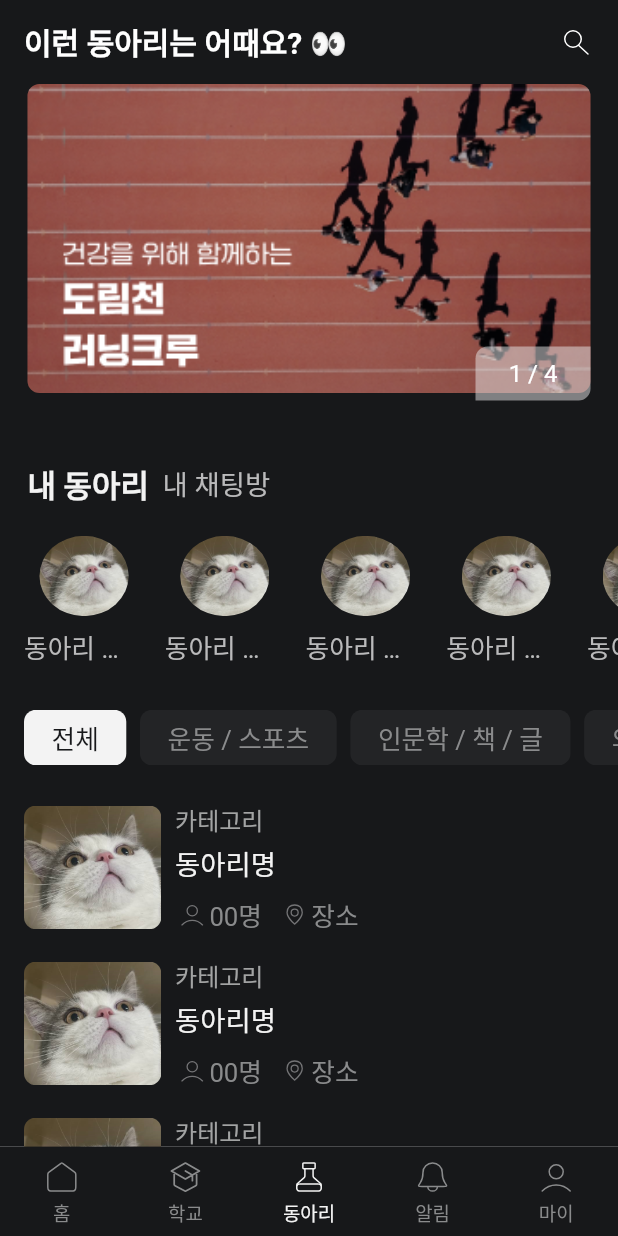
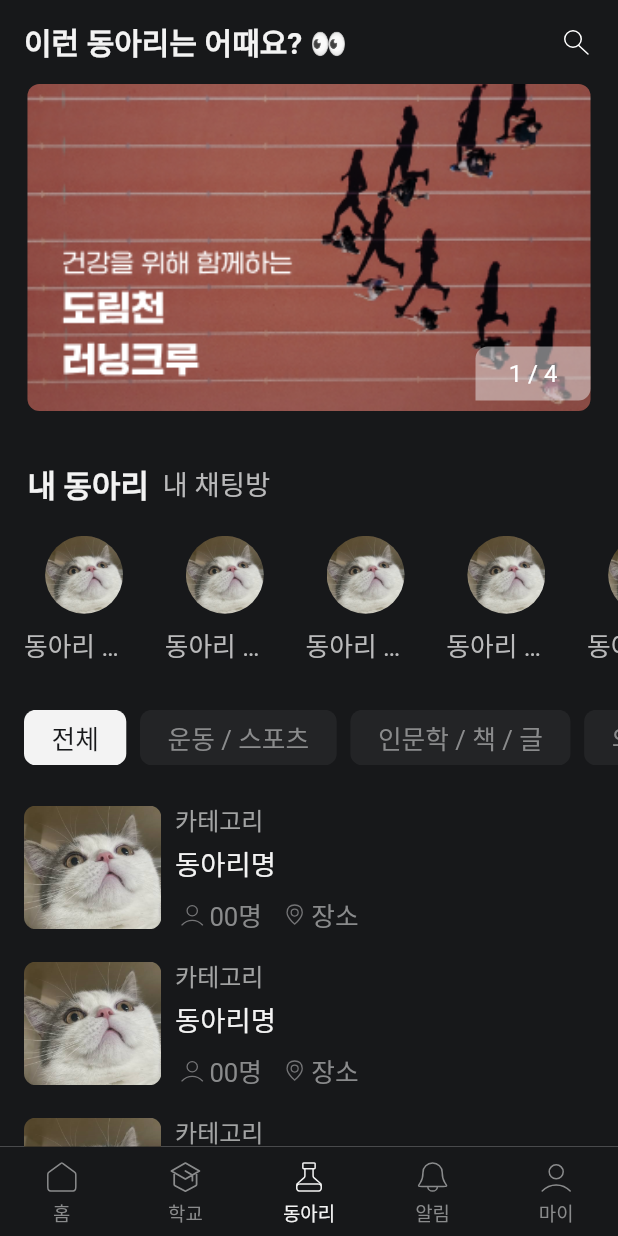
Before and after one commit to teentime/teentime-client-app, a Flutter app: the screen it shows after launch, item 3 of the bottom bar chosen, on a phone screen of 412 x 824 dp. Run offline on Flutter 3.47's test engine with Material 2 defaults, Android fonts, the phone set to English and light mode, and no system bars; drawn by our look-alikes of carousel_slider; our stand-ins replace flutter_screenutil, flutter_svg, month_picker_dialog; Roboto replaces fonts that are missing (Pretendard).

Commit message:
💩💩💩💩

```diff
--- a/lib/screens/carousel_slider.dart
+++ b/lib/screens/carousel_slider.dart
@@ -6,6 +6,8 @@ import 'package:teentime/src/colors.dart';
 final CarouselController _controller = CarouselController();
 
 class ImageSlider extends StatefulWidget {
+  const ImageSlider({super.key});
+
   @override
   State<ImageSlider> createState() => _ImageSliderState();
 }
@@ -50,7 +52,7 @@ class _ImageSliderState extends State<ImageSlider> {
                                 i,
                                 fit: BoxFit.cover,
                                 width: 328.w,
-                                height: 200.h,
+                                height: 218,
                               ),
                             ),
                           ),
--- a/lib/screens/club.dart
+++ b/lib/screens/club.dart
@@ -10,6 +10,8 @@ import 'package:teentime/screens/my_tab.dart';
 import 'package:teentime/screens/subject_tab.dart';
 
 class Club extends StatefulWidget {
+  const Club({super.key});
+
   @override
   State<Club> createState() => _ClubState();
 }
@@ -23,7 +25,8 @@ class _ClubState extends State<Club> {
       appBar: AppBar(
         title: const Text(
           '이런 동아리는 어때요? 👀',
-          style: TextStyle(fontWeight: FontWeight.bold),
+          style:
+              TextStyle(fontWeight: FontWeight.bold, color: AppColors.dark11),
         ),
         actions: [
           InkWell(
@@ -43,7 +46,7 @@ class _ClubState extends State<Club> {
       body: SingleChildScrollView(
         child: Column(
           children: [
-            ImageSlider(),
+            const ImageSlider(),
             MyTab(
               isClubTabSelected: isClubTabSelected,
               onTabSelected: (isSelected) {
@@ -54,7 +57,8 @@ class _ClubState extends State<Club> {
             ),
             SizedBox(
               height: 132.h,
-              child: isClubTabSelected ? MyClubTab() : Text('내 채팅방 탭'),
+              child:
+                  isClubTabSelected ? const MyClubTab() : const Text('내 채팅방 탭'),
             ),
             SubjectTab(),
             RecommandedClubTab(),
--- a/lib/screens/my_club_tab.dart
+++ b/lib/screens/my_club_tab.dart
@@ -4,6 +4,8 @@ import 'package:teentime/src/colors.dart';
 import 'package:teentime/src/route.dart';
 
 class MyClubTab extends StatelessWidget {
+  const MyClubTab({super.key});
+
   @override
   Widget build(BuildContext context) {
     return ListView.builder(
@@ -12,24 +14,24 @@ class MyClubTab extends StatelessWidget {
       itemCount: 6,
       itemBuilder: (context, index) {
         return Row(
-          children: <Widget>[
+          children: [
             if (index != 0) SizedBox(width: 12.w), // 첫 Column 이후에만 간격 추가
-            InkWell(
+            GestureDetector(
               onTap: () {
                 Navigator.of(context).pushNamed(Routes.clubTab);
               },
               child: Column(
-                children: <Widget>[
+                children: [
                   ClipOval(
                     child: Image.asset(
                       'assets/images/profile.png',
                       fit: BoxFit.cover,
-                      width: 52.w,
-                      height: 52.h,
+                      width: 52,
+                      height: 52,
                     ),
                   ),
-                  Container(
-                    margin: const EdgeInsets.fromLTRB(0, 8, 0, 0),
+                  const SizedBox(height: 8),
+                  SizedBox(
                     width: 70.w,
                     child: Text(
                       '동아리 이름',
--- a/lib/widgets/home/meal_card.dart
+++ b/lib/widgets/home/meal_card.dart
@@ -4,6 +4,8 @@ import 'package:flutter_svg/flutter_svg.dart';
 import 'package:teentime/src/colors.dart';
 
 class MealCard extends StatefulWidget {
+  const MealCard({super.key});
+
   @override
   State<StatefulWidget> createState() => __MealCardState();
 }
@@ -13,7 +15,7 @@ class __MealCardState extends State<MealCard> {
   Widget build(BuildContext context) {
     return Container(
       width: 186.w,
-      height: 244.h,
+      height: 260,
       decoration: BoxDecoration(
         color: AppColors.dark12,
         borderRadius: BorderRadius.circular(8),
```
Also changed, not shown: pubspec.lock.
